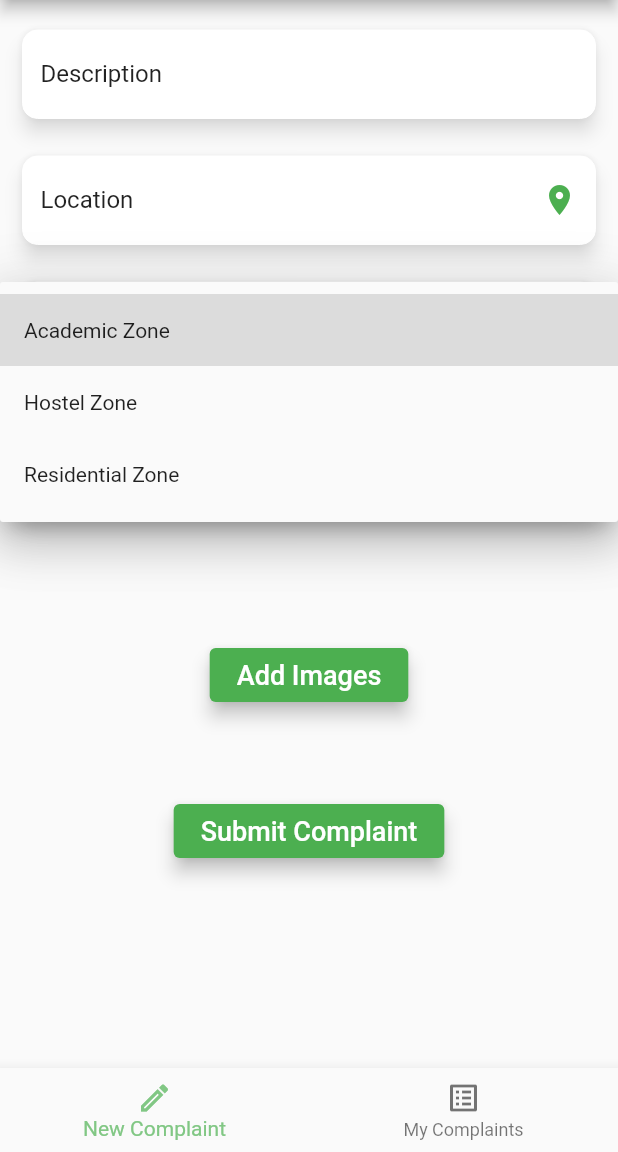
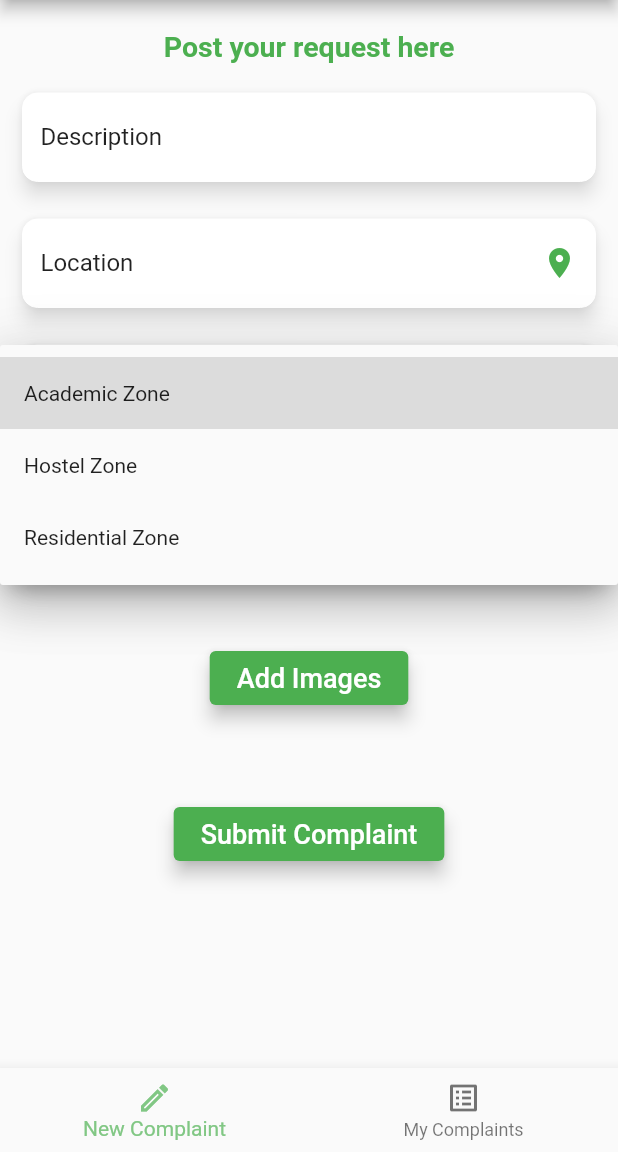
Before and after one commit to WebOps-and-Blockchain-Club/clinsti-mobile-client, a Flutter app: the HomeScreen screen opened directly, after a tap on "zone", on a phone screen of 412 x 824 dp, the part 84-1236 px from its top. Run offline on Flutter 3.47's test engine with Material 2 defaults, Android fonts, the phone set to English and light mode, and no system bars; our stand-ins replace flutter_image_compress, fluttertoast, geolocator, google_maps_flutter, material_design_icons_flutter, shared_preferences; missing offline and left inert: multi_image_picker; accounts and stored records are empty; network calls fail; statements that could not run were skipped.

Commit message:
loc/title/delete img

```diff
--- a/lib/screens/HomeScreen/NewComplaint/main.dart
+++ b/lib/screens/HomeScreen/NewComplaint/main.dart
@@ -68,7 +68,7 @@ class _NewComplaintScreenState extends State<NewComplaintScreen> {
                 loc: compLocation.text == "" ? null : compLocation.text)));
     if (result != null) {
       setState(() {
-        compLocation.text = result;
+        compLocation.text = "Location Added";
         setState(() {
           geoLoc = true;
         });
@@ -154,8 +154,18 @@ class _NewComplaintScreenState extends State<NewComplaintScreen> {
               key: _formKey,
               child: ListView(
                 children: [
-                  SizedBox(
-                    height: 20,
+                  Center(
+                    child: Padding(
+                      padding: const EdgeInsets.symmetric(vertical: 20, horizontal: 20),
+                      child: Text(
+                        "Post your request here",
+                        style: TextStyle(
+                          color: Colors.green,
+                          fontSize: 19,
+                          fontWeight: FontWeight.bold
+                        ),
+                        ),
+                    ),
                   ),
                   Padding(
                     padding: const EdgeInsets.symmetric(horizontal: 15.0),
@@ -267,7 +277,19 @@ class _NewComplaintScreenState extends State<NewComplaintScreen> {
                                         ? Colors.red[800]
                                         : Colors.green)
                                     : Colors.black87),
-                            suffixIcon: IconButton(
+                            suffixIcon: geoLoc ?
+                              IconButton(
+                                onPressed: () {
+                                  setState(() {
+                                    geoLoc = false;
+                                    compLocation.clear();
+                                  });
+                                },
+                                icon: Icon(
+                                  Icons.edit_outlined,
+                                  color: Colors.grey,
+                                ))
+                             : IconButton(
                               icon: Icon(
                                 Icons.location_on,
                                 color: Colors.green,
@@ -293,6 +315,7 @@ class _NewComplaintScreenState extends State<NewComplaintScreen> {
                           }
                         },
                         controller: compLocation,
+                        style: TextStyle(color: geoLoc ? Colors.green : Colors.black),
                         maxLines: null,
                         readOnly: geoLoc,
                       ),
@@ -460,12 +483,16 @@ class _NewComplaintScreenState extends State<NewComplaintScreen> {
                   ),
                   errorMessages(errormessagewasteselect),
                   SizedBox(
-                    height: 40,
+                    height: 20,
                   ),
                   if (images.length != 0) dispImages(),
                   SizedBox(
-                    height: 40,
+                    height: 20,
                   ),
+                  if (images.length != 0)
+                    Center(
+                      child: Text("Long press the image to delete"),
+                    ),
                   Row(mainAxisAlignment: MainAxisAlignment.center, children: [
                     ElevatedButton(
                       style: ButtonStyle(
@@ -498,7 +525,7 @@ class _NewComplaintScreenState extends State<NewComplaintScreen> {
                         ),
                         child: Padding(
                           padding: const EdgeInsets.all(2.0),
-                          child: Text('Clear', style: TextStyle(fontSize: 18)),
+                          child: Text('Clear All Images', style: TextStyle(fontSize: 18)),
                         ),
                         onPressed: clearImages,
                       ),
@@ -551,10 +578,18 @@ class _NewComplaintScreenState extends State<NewComplaintScreen> {
         itemBuilder: (context, index) {
           Asset image = images[index];
           return Card(
-            child: AssetThumb(
-              width: 300,
-              height: 300,
-              asset: image,
+            child: GestureDetector(
+              onLongPress: () {
+                setState(() {
+                  images.remove(image);
+                });
+                compressedImagesPath.removeAt(index);
+              },
+              child: AssetThumb(
+                width: 300,
+                height: 300,
+                asset: image,
+              ),
             ),
           );
         },
```
